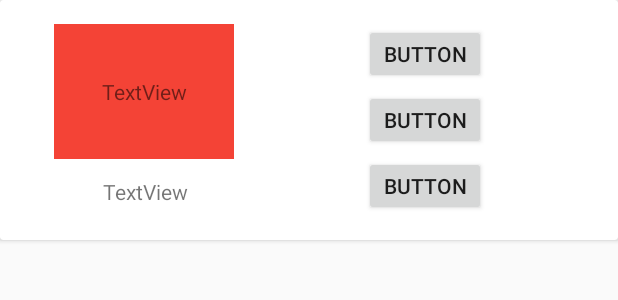
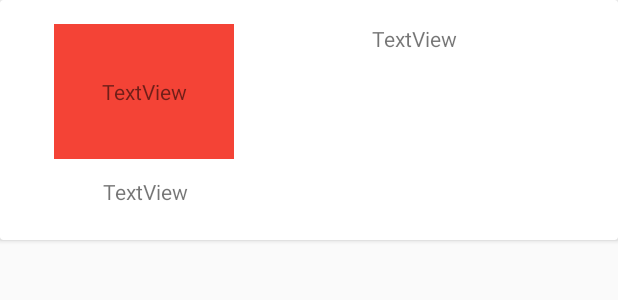
Before and after one commit to MilkZS/Baking, an Android app: the layout recycle_card_food_recipe.xml on its own in the app's theme, with its tools: preview values and no code run, on a phone screen of 412 x 824 dp. Shown: the top 300 px of the screen. Run offline under Robolectric (Android 15) with nearby library versions, the phone set to English and light mode, and no system bars.

```diff
--- a/app/src/main/res/layout/fragment_card_food_recipe.xml
+++ b/app/src/main/res/layout/fragment_card_food_recipe.xml
@@ -1,7 +1,8 @@
 <?xml version="1.0" encoding="utf-8"?>
-<layout>
+
 
     <android.support.v7.widget.CardView xmlns:android="http://schemas.android.com/apk/res/android"
+        android:id="@+id/food_card_view"
         xmlns:app="http://schemas.android.com/apk/res-auto"
         xmlns:tools="http://schemas.android.com/tools"
         android:layout_width="match_parent"
@@ -25,43 +26,8 @@
                 app:layout_constraintTop_toTopOf="parent"
                 tools:text="@string/designed_show_name_recipe" />
 
-            <Button
-                android:id="@+id/food_material_button"
-                android:layout_width="81dp"
-                android:layout_height="40dp"
-                android:layout_marginEnd="88dp"
-                android:layout_marginRight="88dp"
-                android:layout_marginTop="16dp"
-                android:text="Button"
-                app:layout_constraintEnd_toEndOf="parent"
-                app:layout_constraintTop_toTopOf="parent"
-                tools:text="@string/designed_button_materials" />
 
-            <Button
-                android:id="@+id/food_step_button"
-                android:layout_width="81dp"
-                android:layout_height="40dp"
-                android:layout_marginEnd="88dp"
-                android:layout_marginRight="88dp"
-                android:layout_marginTop="4dp"
-                android:text="Button"
-                app:layout_constraintEnd_toEndOf="parent"
-                app:layout_constraintTop_toBottomOf="@+id/food_material_button"
-                tools:ignore="UnknownId"
-                tools:text="@string/designed_button_step" />
 
-            <Button
-                android:id="@+id/food_video_button"
-                android:layout_width="81dp"
-                android:layout_height="40dp"
-                android:layout_marginEnd="88dp"
-                android:layout_marginRight="88dp"
-                android:layout_marginTop="4dp"
-                android:text="Button"
-                app:layout_constraintEnd_toEndOf="parent"
-                app:layout_constraintTop_toBottomOf="@+id/food_step_button"
-                tools:ignore="UnknownId"
-                tools:text="@string/designed_button_video" />
 
             <TextView
                 android:id="@+id/food_serving_text_view"
@@ -76,8 +42,18 @@
                 app:layout_constraintTop_toBottomOf="@+id/food_name_text_view"
                 tools:text="@string/designed_show_serving" />
 
+            <TextView
+                android:id="@+id/food_step_textView"
+                android:layout_width="132dp"
+                android:layout_height="137dp"
+                android:layout_marginEnd="32dp"
+                android:layout_marginTop="16dp"
+                android:text="TextView"
+                app:layout_constraintEnd_toEndOf="parent"
+                app:layout_constraintTop_toTopOf="parent"
+                android:layout_marginRight="32dp" />
+
         </android.support.constraint.ConstraintLayout>
 
 
     </android.support.v7.widget.CardView>
-</layout>
```
